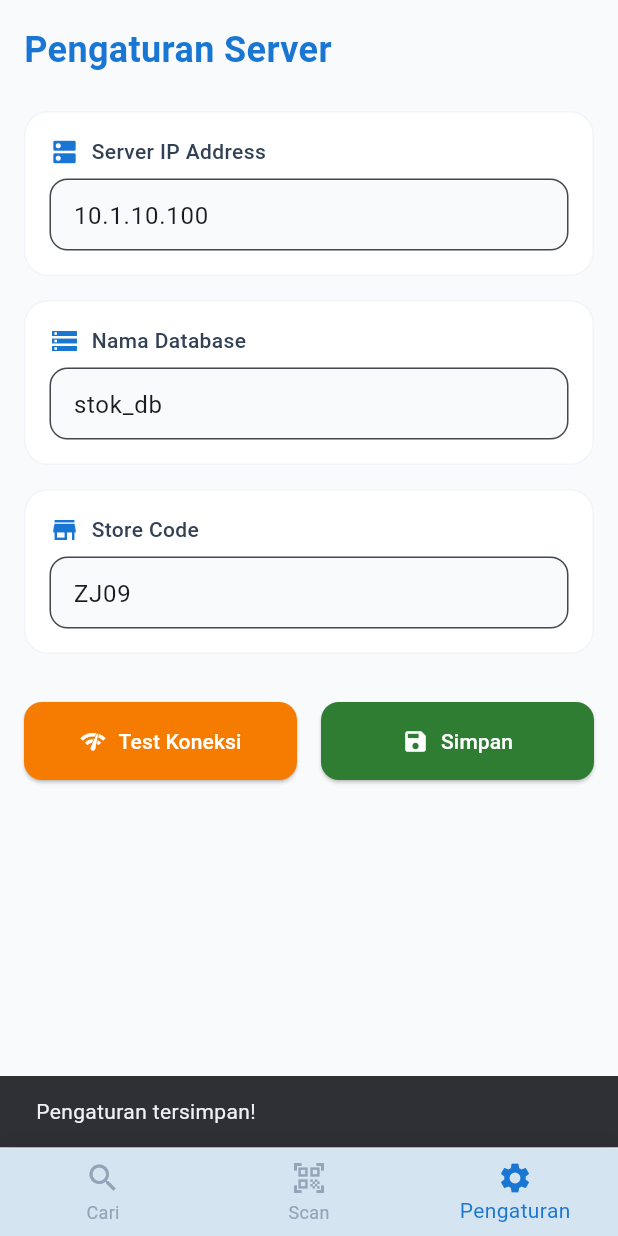
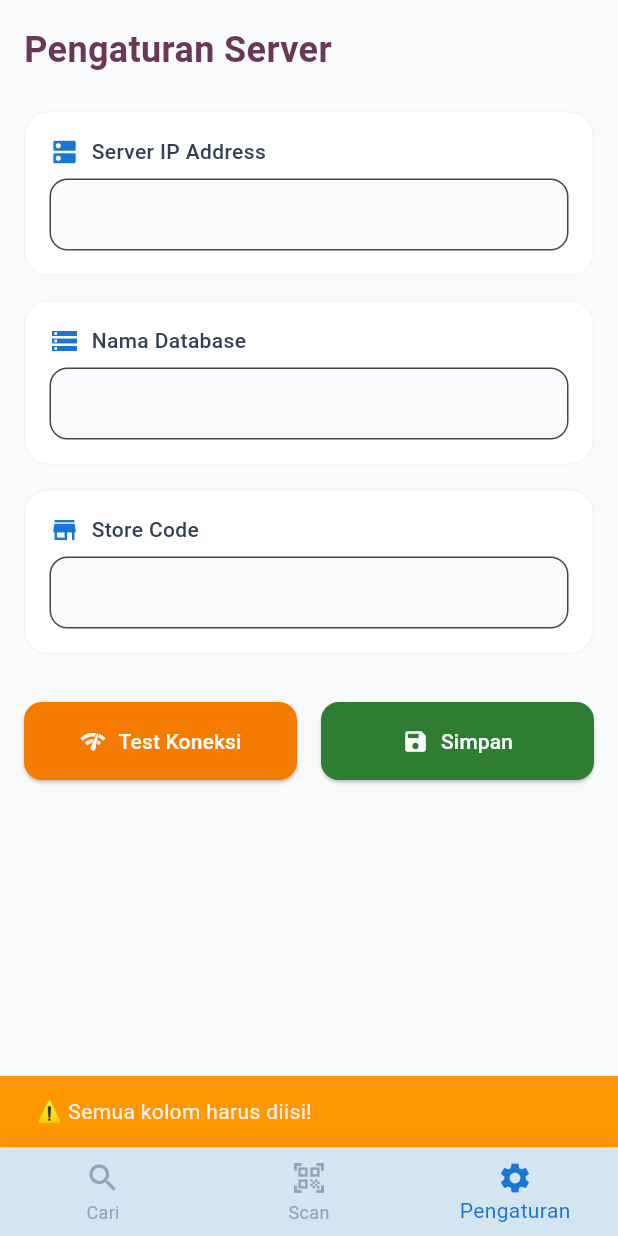
Before and after one commit to yadityo/cek-sku-flutter, a Flutter app: the screen it shows after launch, item 3 of the bottom bar chosen, after a tap on "Simpan", on a phone screen of 412 x 824 dp. Run offline on Flutter 3.47's test engine with Material 3 defaults, Android fonts, the phone set to English and light mode, and no system bars; our stand-ins replace shared_preferences; missing offline and left inert: mobile_scanner; Roboto replaces fonts that are missing (Poppins).

Commit message:
feature-1 done

```diff
--- a/lib/screens/settings_screen.dart
+++ b/lib/screens/settings_screen.dart
@@ -12,7 +12,6 @@ class SettingsScreen extends StatefulWidget {
 }
 
 class _SettingsScreenState extends State<SettingsScreen> {
-
   final _serverIpController = TextEditingController();
   final _dbNameController = TextEditingController();
   final _storeCodeController = TextEditingController();
@@ -28,75 +27,83 @@ class _SettingsScreenState extends State<SettingsScreen> {
   Future<void> _loadSettings() async {
     final prefs = await SharedPreferences.getInstance();
     setState(() {
-      _serverIpController.text =
-          prefs.getString('server_ip') ?? '10.1.10.100';
-      _dbNameController.text = prefs.getString('db_name') ?? 'stok_db';
-      _storeCodeController.text = prefs.getString('store_code') ?? 'ZJ09';
+      _serverIpController.text = prefs.getString('server_ip') ?? '';
+      _dbNameController.text = prefs.getString('db_name') ?? '';
+      _storeCodeController.text = prefs.getString('store_code') ?? '';
     });
   }
 
+  // VALIDASI: Memastikan semua form terisi
+  bool _validateForm() {
+    if (_serverIpController.text.trim().isEmpty ||
+        _dbNameController.text.trim().isEmpty ||
+        _storeCodeController.text.trim().isEmpty) {
+      ScaffoldMessenger.of(context).showSnackBar(
+        const SnackBar(
+          content: Text('⚠️ Semua kolom harus diisi!'),
+          backgroundColor: Colors.orange,
+        ),
+      );
+      return false;
+    }
+    return true;
+  }
+
   Future<void> _saveSettings() async {
+    if (!_validateForm()) return; // Validasi sebelum simpan
+
     final prefs = await SharedPreferences.getInstance();
-    await prefs.setString('server_ip', _serverIpController.text);
-    await prefs.setString('db_name', _dbNameController.text);
-    await prefs.setString('store_code', _storeCodeController.text);
-
-    // Simpan password sesuai aturan awalan store code
-    final storeCode = _storeCodeController.text.trim();
-    String password = '';
-    if (storeCode.startsWith('Z')) {
-      password = 'ganola@$storeCode';
-    } else if (storeCode.startsWith('D')) {
-      password = 'beureum@$storeCode';
-    }
-    await prefs.setString('password', password);
+    await prefs.setString('server_ip', _serverIpController.text.trim());
+    await prefs.setString('db_name', _dbNameController.text.trim());
+    await prefs.setString('store_code', _storeCodeController.text.trim());
 
     if (mounted) {
-      ScaffoldMessenger.of(
-        context,
-      ).showSnackBar(const SnackBar(content: Text('Pengaturan tersimpan!')));
+      ScaffoldMessenger.of(context).showSnackBar(
+        const SnackBar(
+          content: Text('✅ Pengaturan tersimpan!'),
+          backgroundColor: Colors.green,
+        ),
+      );
     }
   }
 
-  // FUNGSI UTAMA KONEKSI KE SERVER
   Future<void> _testConnection() async {
+    if (!_validateForm()) return; // Validasi sebelum test
+
     setState(() => _isLoading = true);
 
-    // 1. Ambil input dari TextField
-    final serverIp = _serverIpController.text.trim(); // IP Laptop (misal: 192.168.1.10)
+    final serverIp = _serverIpController.text.trim();
     final dbName = _dbNameController.text.trim();
     final storeCode = _storeCodeController.text.trim();
 
-    // 2. Generate password langsung dari input storeCode
     String passwordToSend = '';
     if (storeCode.startsWith('Z')) {
-      passwordToSend = 'ganola@' + storeCode;
+      passwordToSend = 'ganola@$storeCode';
     } else if (storeCode.startsWith('D')) {
-      passwordToSend = 'beureum@' + storeCode;
+      passwordToSend = 'beureum@$storeCode';
+    } else {
+      // Jika store code tidak diawali Z atau D, server akan menolak
+      passwordToSend = 'unknown@$storeCode';
     }
 
-    // 3. Siapkan Base URL untuk menghubungi Node.js
     String baseUrl = serverIp;
     if (!baseUrl.startsWith('http')) {
-      baseUrl = 'http://$baseUrl:3000'; // Port 3000 sesuai index.js
+      baseUrl = 'http://$baseUrl:3000';
     }
 
     try {
-      // 4. Kirim Request
       final response = await http
           .post(
             Uri.parse('$baseUrl/api/test-connection'),
             headers: {'Content-Type': 'application/json'},
             body: jsonEncode({
-              // PENTING: 'host' di sini adalah host database DARI SUDUT PANDANG SERVER.
-              // Karena Node.js dan Postgres ada di komputer yang sama, gunakan 'localhost'
               'host': 'localhost',
               'database': dbName,
               'user': storeCode,
               'password': passwordToSend,
             }),
           )
-          .timeout(const Duration(seconds: 10));
+          .timeout(const Duration(seconds: 5));
 
       final result = jsonDecode(response.body);
 
@@ -109,10 +116,10 @@ class _SettingsScreenState extends State<SettingsScreen> {
             ),
           );
         } else {
-          // Menampilkan pesan error dari server (misal: Store Code salah)
+          // Menampilkan pesan error spesifik dari server (misal: "database 'x' does not exist")
           ScaffoldMessenger.of(context).showSnackBar(
             SnackBar(
-              content: Text('❌ ${result['message']}'),
+              content: Text('❌ ${result['message'] ?? 'Terjadi kesalahan'}'),
               backgroundColor: Colors.red,
             ),
           );
@@ -121,14 +128,14 @@ class _SettingsScreenState extends State<SettingsScreen> {
     } catch (e) {
       if (mounted) {
         ScaffoldMessenger.of(context).showSnackBar(
-          SnackBar(
-            content: Text('🌐 Gagal terhubung ke Server API: ${e.toString()}'),
+          const SnackBar(
+            content: Text('🌐 Gagal terhubung ke Server. Pastikan IP dan Server Aktif.'),
             backgroundColor: Colors.red,
           ),
         );
       }
     } finally {
-      setState(() => _isLoading = false);
+      if (mounted) setState(() => _isLoading = false);
     }
   }
 
@@ -145,7 +152,7 @@ class _SettingsScreenState extends State<SettingsScreen> {
             style: TextStyle(
               fontSize: 24,
               fontWeight: FontWeight.bold,
-              color: AppColors.biru,
+              color: AppColors.elzattaPurple,
             ),
           ),
           const SizedBox(height: 24),
--- a/lib/services/api_service.dart
+++ b/lib/services/api_service.dart
@@ -17,6 +17,6 @@ class ApiService {
       Uri.parse(url),
       headers: {'Content-Type': 'application/json'},
       body: jsonEncode(body),
-    ).timeout(const Duration(seconds: 10));
+    ).timeout(const Duration(seconds: 3));
   }
 }
--- a/pubspec.yaml
+++ b/pubspec.yaml
@@ -39,7 +39,7 @@ dependencies:
   # Untuk penyimpanan lokal (pengganti AsyncStorage)
   shared_preferences: ^2.2.2
   # Untuk scan barcode (pengganti expo-camera/barcode-scanner)
-  mobile_scanner: ^5.0.0
+  mobile_scanner: ^7.1.4
   crypto: ^3.0.7
   flutter_launcher_icons: ^0.14.4
   rename: ^3.1.0
```
Also changed, not shown: lib/screens/scan_screen.dart (+18 -29 lines), lib/screens/search_screen.dart (+60 -53 lines), pubspec.lock, 5 other files.
